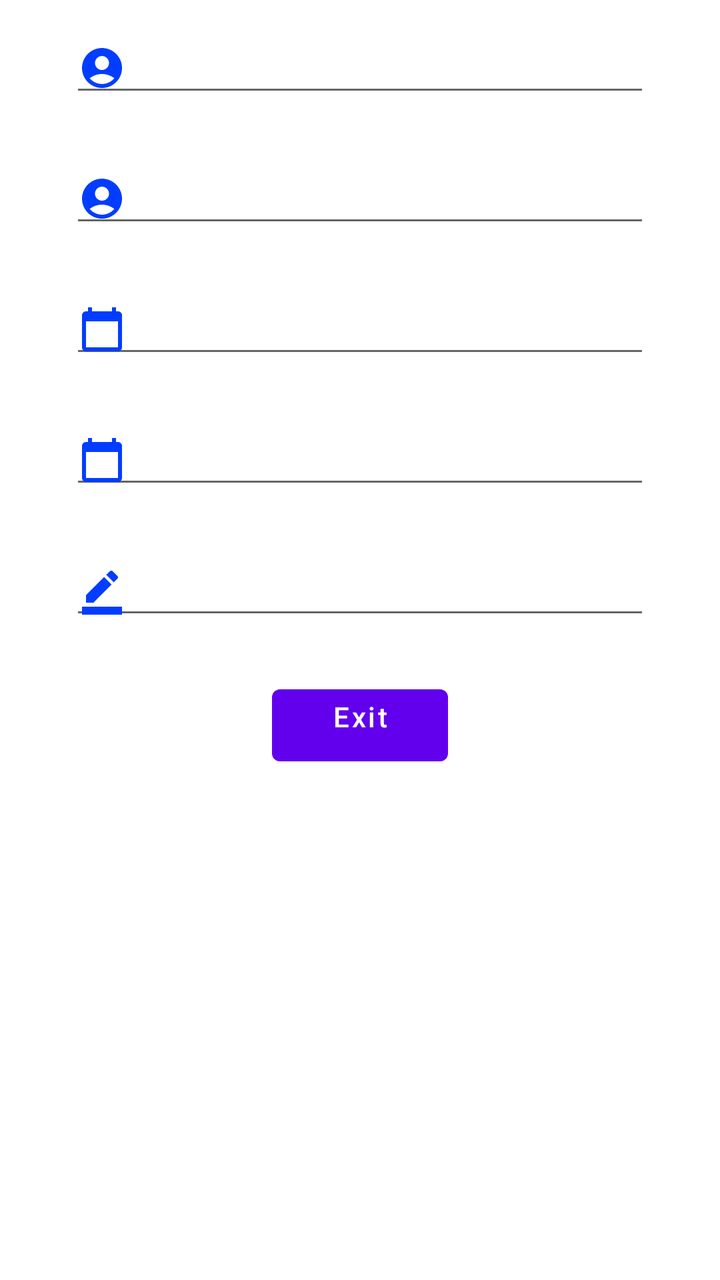
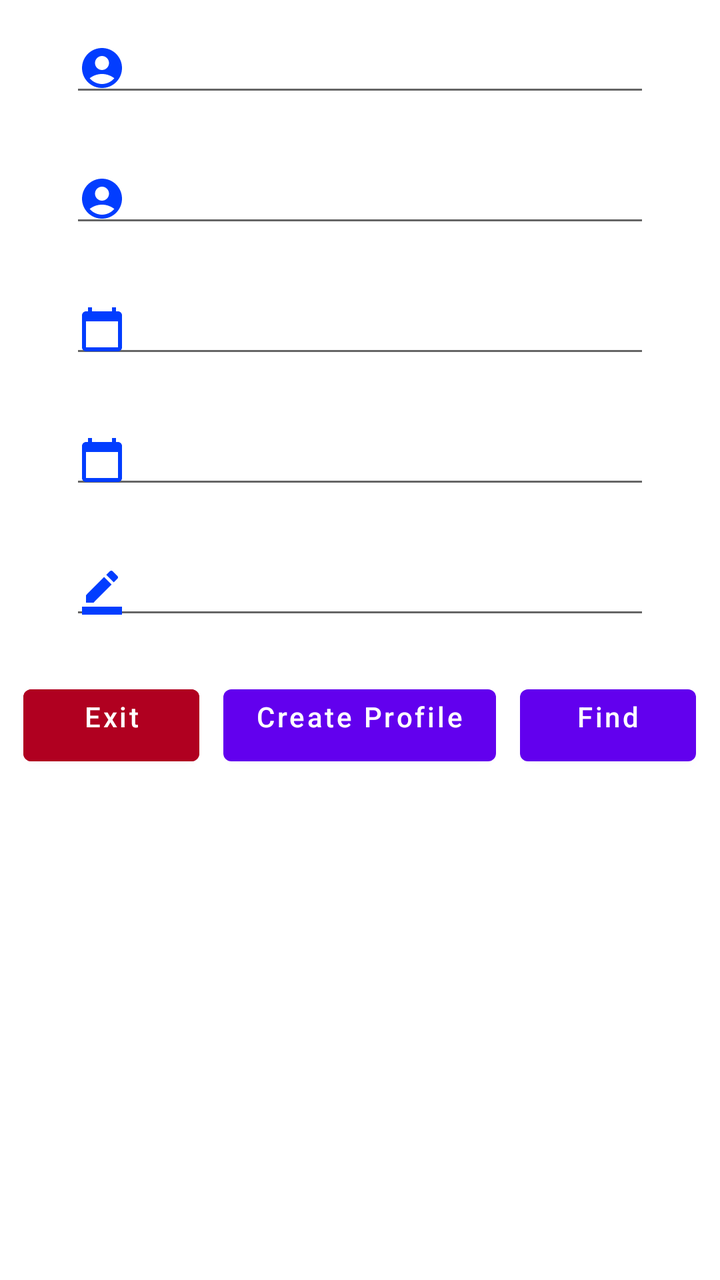

An Android layout rendered at two revisions. The XML below is the earlier revision; the diff shows what the commit changed to produce the second picture.
<!-- AndroidManifest.xml: application theme Theme.MobilOdev -->
<!-- res/layout/fragment_profile.xml -->
<?xml version="1.0" encoding="utf-8"?>
<layout xmlns:android="http://schemas.android.com/apk/res/android">

    <ScrollView
        android:layout_width="match_parent"
        android:layout_height="match_parent"
        android:background="@color/white">
        <LinearLayout
            android:layout_width="match_parent"
            android:layout_height="wrap_content"
            android:orientation="vertical"
            android:gravity="center"
            android:background="@color/white">
            <ImageView
                android:id="@+id/userPhoto"
                android:layout_width="wrap_content"
                android:layout_height="wrap_content"
                android:maxWidth="120dp"
                android:maxHeight="120dp"
                android:scaleType="centerCrop"
                android:background="@drawable/rounded_bg"
                android:adjustViewBounds="true"
                android:focusable="false" />
            <EditText
                android:id="@+id/nameText"
                android:drawableLeft="@drawable/baseline_name_surname"
                style="@style/EditTextStyle"
                android:layout_marginVertical="@dimen/verticalText"
                android:focusable="false"/>

            <EditText
                android:id="@+id/surNameText"
                android:drawableLeft="@drawable/baseline_name_surname"
                style="@style/EditTextStyle"
                android:layout_marginVertical="@dimen/verticalText"
                android:focusable="false"/>


            <EditText
                android:id="@+id/startDateText"
                android:drawableLeft="@drawable/baseline_date_24"
                style="@style/EditTextStyle"
                android:layout_marginVertical="@dimen/verticalText"
                android:inputType="date"
                android:focusable="false"
                />
            <EditText
                android:id="@+id/endDateText"
                style="@style/EditTextStyle"
                android:drawableLeft="@drawable/baseline_date_24"
                android:layout_marginVertical="@dimen/verticalText"
                android:inputType="date"
                android:focusable="false" />
            <EditText
                style="@style/EditTextStyle"
                android:layout_marginVertical="@dimen/verticalText"
                android:id="@+id/gradOption"
                android:drawableLeft="@drawable/baseline_grad_color_24"
                android:focusable="false" />

            <Button
                android:id="@+id/exitButton"
                android:layout_width="wrap_content"
                android:layout_height="wrap_content"
                android:layout_marginVertical="@dimen/verticalText"
                android:layout_gravity="center"
                android:gravity="center_horizontal"
                android:text="@string/cikis"
                android:textAllCaps="false"/>

        </LinearLayout>
    </ScrollView>

</layout>
<!-- resources referenced by this layout -->
<resources>
  <color name="white">#FFFFFFFF</color>
  <dimen name="verticalText">12dp</dimen>
  <!-- drawable baseline_date_24 (drawable) -->
  <vector android:height="24dp" android:tint="#023DFF"
      android:viewportHeight="24" android:viewportWidth="24"
      android:width="24dp" xmlns:android="http://schemas.android.com/apk/res/android">
      <path android:fillColor="@android:color/white" android:pathData="M20,3h-1L19,1h-2v2L7,3L7,1L5,1v2L4,3c-1.1,0 -2,0.9 -2,2v16c0,1.1 0.9,2 2,2h16c1.1,0 2,-0.9 2,-2L22,5c0,-1.1 -0.9,-2 -2,-2zM20,21L4,21L4,8h16v13z"/>
  </vector>
  <!-- drawable baseline_grad_color_24 (drawable) -->
  <vector android:height="24dp" android:tint="#023DFF"
      android:viewportHeight="24" android:viewportWidth="24"
      android:width="24dp" xmlns:android="http://schemas.android.com/apk/res/android">
      <path android:fillColor="@android:color/white" android:pathData="M22,24H2v-4h20V24zM13.06,5.19l3.75,3.75L7.75,18H4v-3.75L13.06,5.19zM17.88,7.87l-3.75,-3.75l1.83,-1.83c0.39,-0.39 1.02,-0.39 1.41,0l2.34,2.34c0.39,0.39 0.39,1.02 0,1.41L17.88,7.87z"/>
  </vector>
  <!-- drawable baseline_name_surname (drawable) -->
  <vector android:height="24dp" android:tint="#023DFF"
      android:viewportHeight="24" android:viewportWidth="24"
      android:width="24dp" xmlns:android="http://schemas.android.com/apk/res/android">
      <path android:fillColor="@android:color/white" android:pathData="M12,2C6.48,2 2,6.48 2,12s4.48,10 10,10s10,-4.48 10,-10S17.52,2 12,2zM12,6c1.93,0 3.5,1.57 3.5,3.5S13.93,13 12,13s-3.5,-1.57 -3.5,-3.5S10.07,6 12,6zM12,20c-2.03,0 -4.43,-0.82 -6.14,-2.88C7.55,15.8 9.68,15 12,15s4.45,0.8 6.14,2.12C16.43,19.18 14.03,20 12,20z"/>
  </vector>
  <!-- drawable rounded_bg (drawable) -->
  <shape xmlns:android="http://schemas.android.com/apk/res/android"
      android:shape="oval">
      <solid android:color="@color/white"/>
      <stroke
          android:width="4dp"/>
  </shape>
  <string name="cikis">Exit</string>
  <style name="EditTextStyle">
          <item name="android:layout_width">match_parent</item>
          <item name="android:layout_height">wrap_content</item>
          <item name="android:layout_gravity">center_horizontal</item>
          <item name="android:layout_marginRight">@dimen/centerilaze</item>
          <item name="android:drawablePadding">@dimen/dpp_12</item>
          <item name="android:layout_marginLeft">@dimen/centerilaze</item>
          <item name="android:textSize">18sp</item>
          
      </style>
  <style name="Theme.MobilOdev" parent="Theme.MaterialComponents.DayNight.DarkActionBar">
          
          <item name="colorPrimary">@color/purple_500</item>
          <item name="colorPrimaryVariant">@color/purple_700</item>
          <item name="colorOnPrimary">@color/white</item>
          
          <item name="colorSecondary">@color/teal_200</item>
          <item name="colorSecondaryVariant">@color/teal_700</item>
          <item name="colorOnSecondary">@color/black</item>
          
          <item name="android:statusBarColor" tools:targetApi="l">?attr/colorPrimaryVariant</item>
          
      </style>
  <dimen name="centerilaze">35dp</dimen>
  <dimen name="dpp_12">12dp</dimen>
  <color name="purple_500">#FF6200EE</color>
  <color name="purple_700">#FF3700B3</color>
  <color name="teal_200">#FF03DAC5</color>
  <color name="teal_700">#FF018786</color>
  <color name="black">#FF000000</color>
</resources>

<!-- the commit's change to res/layout/fragment_profile.xml (unified diff, before → after) -->
@@ -21,6 +21,7 @@
                 android:background="@drawable/rounded_bg"
                 android:adjustViewBounds="true"
                 android:focusable="false" />
+
             <EditText
                 android:id="@+id/nameText"
                 android:drawableLeft="@drawable/baseline_name_surname"
@@ -57,16 +58,44 @@
                 android:id="@+id/gradOption"
                 android:drawableLeft="@drawable/baseline_grad_color_24"
                 android:focusable="false" />
+            <LinearLayout
+                android:layout_width="match_parent"
+                android:orientation="horizontal"
+                android:gravity="center"
+                android:layout_height="match_parent">
 
-            <Button
-                android:id="@+id/exitButton"
-                android:layout_width="wrap_content"
-                android:layout_height="wrap_content"
-                android:layout_marginVertical="@dimen/verticalText"
-                android:layout_gravity="center"
-                android:gravity="center_horizontal"
-                android:text="@string/cikis"
-                android:textAllCaps="false"/>
+                <Button
+                    android:id="@+id/exitButton"
+                    android:layout_width="wrap_content"
+                    android:layout_height="wrap_content"
+                    android:layout_marginVertical="@dimen/verticalText"
+                    android:layout_gravity="center"
+                    android:backgroundTint="@color/design_default_color_error"
+                    android:gravity="center_horizontal"
+                    android:text="@string/cikis"
+                    android:textAllCaps="false"/>
+                <Button
+                    android:id="@+id/createProfileButton"
+                    android:layout_width="wrap_content"
+                    android:layout_height="wrap_content"
+                    android:layout_marginVertical="@dimen/verticalText"
+                    android:layout_gravity="center"
+                    android:gravity="center_horizontal"
+                    android:layout_marginLeft="12dp"
+                    android:text="@string/create_profile"
+                    android:textAllCaps="false"/>
+                <Button
+                    android:id="@+id/findGradButton"
+                    android:layout_width="wrap_content"
+                    android:layout_height="wrap_content"
+                    android:layout_marginVertical="@dimen/verticalText"
+                    android:layout_gravity="center"
+                    android:layout_marginLeft="12dp"
+                    android:gravity="center_horizontal"
+                    android:text="@string/find"
+                    android:textAllCaps="false"/>
+            </LinearLayout>
+
 
         </LinearLayout>
     </ScrollView>
<!-- resource entries referenced after the edit -->
@@ -28,6 +28,8 @@
           android:width="4dp"/>
   </shape>
   <string name="cikis">Exit</string>
+  <string name="create_profile">Create Profile</string>
+  <string name="find">Find</string>
   <style name="EditTextStyle">
           <item name="android:layout_width">match_parent</item>
           <item name="android:layout_height">wrap_content</item>
